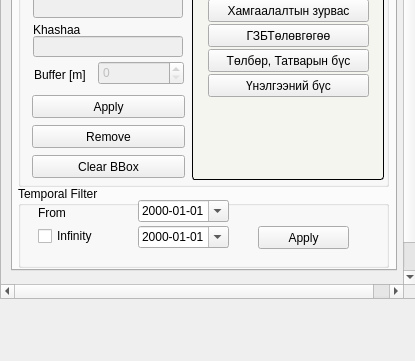
Qt form view/NavigatorWidget.ui (teamlm2/lm2_mgis) before a commit; both pictures show x 0 to 415 and y 351 to 712 of the 415 by 712 pixel window.
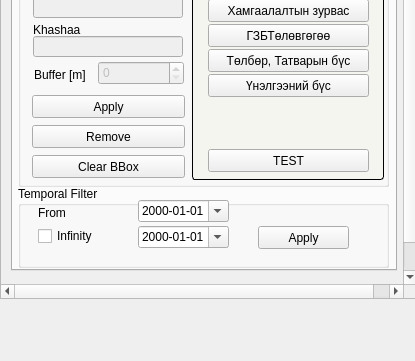
The same form after that commit.

Patch:
```diff
--- a/view/NavigatorWidget.ui
+++ b/view/NavigatorWidget.ui
@@ -610,6 +610,19 @@
            <string>Үнэлгээний бүс</string>
           </property>
          </widget>
+         <widget class="QPushButton" name="test_button">
+          <property name="geometry">
+           <rect>
+            <x>16</x>
+            <y>290</y>
+            <width>161</width>
+            <height>23</height>
+           </rect>
+          </property>
+          <property name="text">
+           <string>TEST</string>
+          </property>
+         </widget>
         </widget>
        </widget>
        <widget class="QGroupBox" name="groupBox_6">
```
